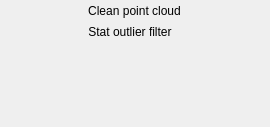
open-scan-crew/OpenScanTools, file src/gui/forms/toolbar_pointEdition.ui: the form before one commit.
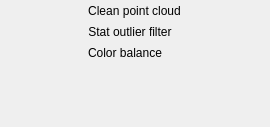
The form after the commit. Icons and pictures are not drawn.

Commit message: Add color balance filter workflow

The edit to the form file:
```diff
--- a/src/gui/forms/toolbar_pointEdition.ui
+++ b/src/gui/forms/toolbar_pointEdition.ui
@@ -32,7 +32,7 @@
    <property name="verticalSpacing">
     <number>0</number>
    </property>
-   <item row="3" column="0">
+   <item row="4" column="0">
     <spacer name="verticalSpacer">
      <property name="orientation">
       <enum>Qt::Vertical</enum>
@@ -43,7 +43,27 @@
        <height>0</height>
       </size>
      </property>
-    </spacer>
+   </spacer>
+   </item>
+   <item row="2" column="0">
+    <widget class="QToolButton" name="toolButton_colorBalance">
+     <property name="toolTip">
+      <string>Apply a color balance to the point clouds to get a smoother rendering. This option will modify the scans files.</string>
+     </property>
+     <property name="text">
+      <string>Color balance</string>
+     </property>
+     <property name="icon">
+      <iconset resource="../../../openscantools.qrc">
+       <normaloff>:/icons/100x100/icons8-color-wheel-30.png</normaloff>:/icons/100x100/icons8-color-wheel-30.png</iconset>
+     </property>
+     <property name="toolButtonStyle">
+      <enum>Qt::ToolButtonTextBesideIcon</enum>
+     </property>
+     <property name="autoRaise">
+      <bool>true</bool>
+     </property>
+    </widget>
    </item>
    <item row="1" column="0">
     <widget class="QToolButton" name="toolButton_statisticalOutlierFilter">
```
Left out of the diff: 1 changed line with no effect on the pictures. The commit also changes 31 other files.
